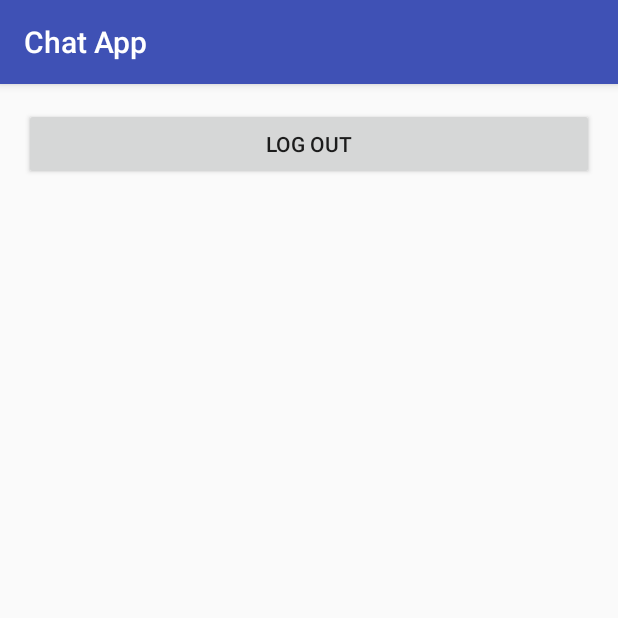
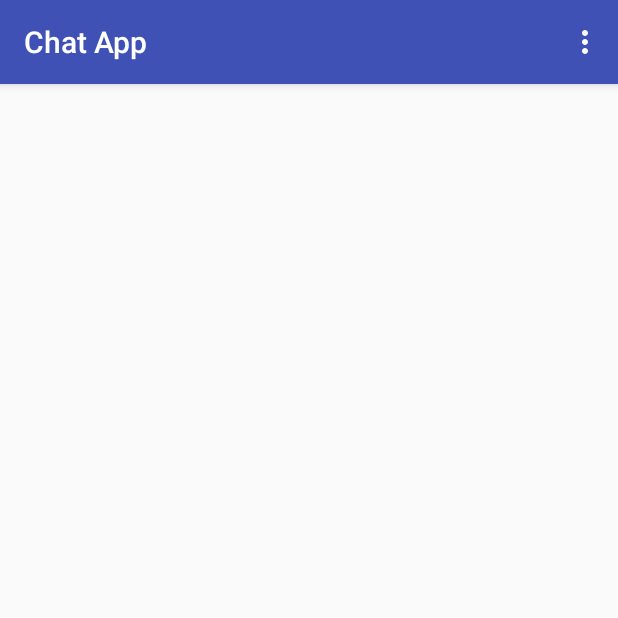
Before and after one commit to developersicode/ChatApp, an Android app: the MainActivity screen opened directly, with no data from a screen before it, on a phone screen of 412 x 824 dp, the top half of it. Run offline under Robolectric (Android 15) with nearby library versions, the phone set to English and light mode, and no system bars.

Commit message:
Logout added 2-1-2017

```diff
--- a/app/src/main/java/com/rushabh/chatapp/MainActivity.java
+++ b/app/src/main/java/com/rushabh/chatapp/MainActivity.java
@@ -5,8 +5,10 @@ import android.os.Handler;
 import android.support.annotation.NonNull;
 import android.support.v7.app.AppCompatActivity;
 import android.os.Bundle;
-import android.view.View;
-import android.widget.Button;
+import android.support.v7.widget.Toolbar;
+import android.view.Menu;
+import android.view.MenuInflater;
+import android.view.MenuItem;
 import android.widget.Toast;
 
 import com.google.android.gms.auth.api.Auth;
@@ -18,20 +20,15 @@ import com.google.android.gms.common.api.Status;
 import com.rushabh.chatapp.DAL.DAL;
 import com.rushabh.chatapp.activity.LogInActivity;
 
-public class MainActivity extends AppCompatActivity implements View.OnClickListener, GoogleApiClient.OnConnectionFailedListener {
+public class MainActivity extends AppCompatActivity implements GoogleApiClient.OnConnectionFailedListener {
 
 
-    Button logOut;
     private GoogleApiClient mGoogleApiClient;
     private DAL obj;
-
     @Override
     protected void onCreate(Bundle savedInstanceState) {
         super.onCreate(savedInstanceState);
         setContentView(R.layout.activity_main);
-
-        logOut = (Button) findViewById(R.id.logOut);
-        logOut.setOnClickListener(this);
 
         obj  = new DAL(this);
 
@@ -43,6 +40,21 @@ public class MainActivity extends AppCompatActivity implements View.OnClickListe
                 .enableAutoManage(this, this)
                 .addApi(Auth.GOOGLE_SIGN_IN_API, gso)
                 .build();
+    }
+
+    @Override
+    public boolean onCreateOptionsMenu(Menu menu) {
+        MenuInflater inflater = getMenuInflater();
+        inflater.inflate(R.menu.main_menu,menu);
+        return true;
+    }
+
+    @Override
+    public boolean onOptionsItemSelected(MenuItem item) {
+        if (item.getItemId() == R.id.logOut){
+            signOut();
+        }
+        return super.onOptionsItemSelected(item);
     }
 
     private Boolean exit = false;
@@ -64,13 +76,6 @@ public class MainActivity extends AppCompatActivity implements View.OnClickListe
         }
     }
 
-    @Override
-    public void onClick(View view) {
-        if (view.getId() == R.id.logOut) {
-            signOut();
-        }
-    }
-
     private void signOut() {
         Auth.GoogleSignInApi.signOut(mGoogleApiClient).setResultCallback(new ResultCallback<Status>() {
             @Override
--- a/app/src/main/res/layout/activity_main.xml
+++ b/app/src/main/res/layout/activity_main.xml
@@ -10,9 +10,4 @@
     android:paddingTop="@dimen/activity_vertical_margin"
     tools:context="com.rushabh.chatapp.MainActivity">
 
-    <Button
-        android:id="@+id/logOut"
-        android:text="Log out"
-        android:layout_width="match_parent"
-        android:layout_height="wrap_content" />
 </RelativeLayout>
--- /dev/null
+++ b/app/src/main/res/menu/main_menu.xml
@@ -0,0 +1,6 @@
+<?xml version="1.0" encoding="utf-8"?>
+<menu xmlns:android="http://schemas.android.com/apk/res/android">
+    <item
+        android:id="@+id/logOut"
+        android:title="Log out" />
+</menu>
```
